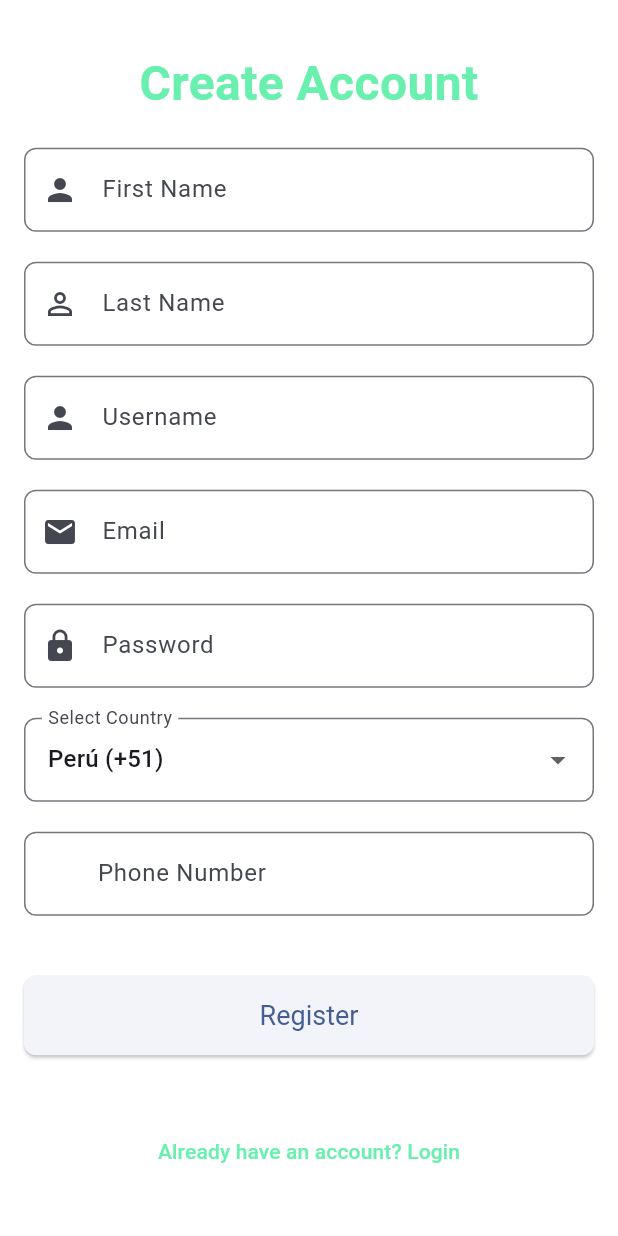
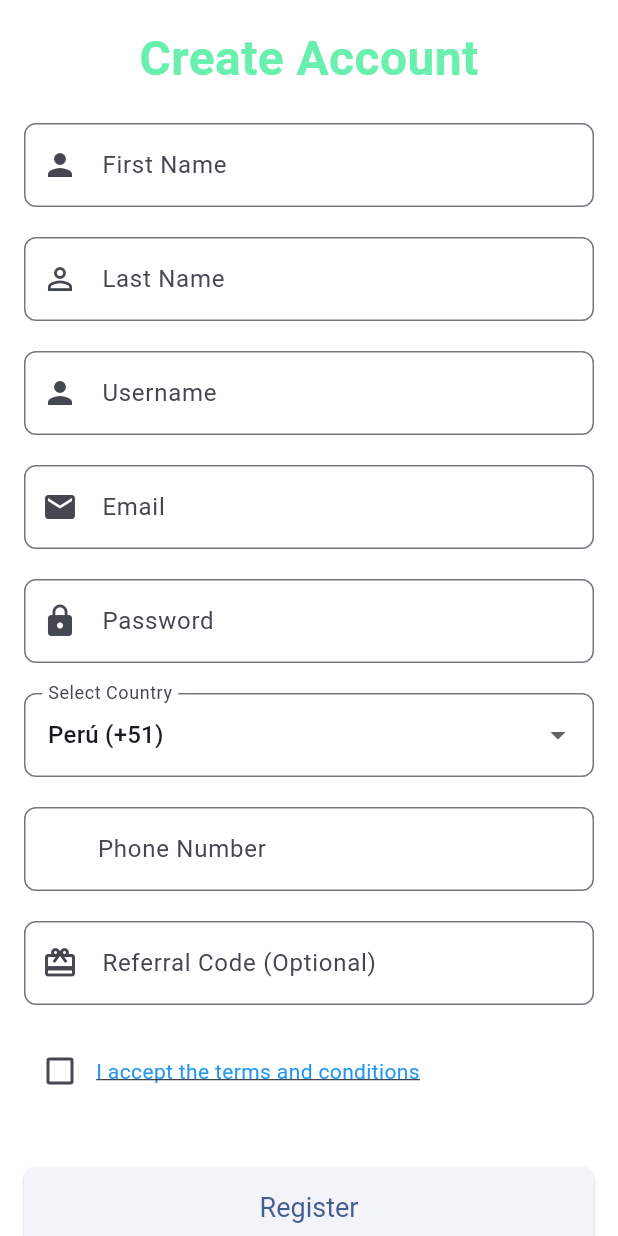
Before and after one commit to IOTA-QUIPS/QuipsMobileApp, a Flutter app: the RegisterPage screen opened by its route, on a phone screen of 412 x 824 dp. Run offline on Flutter 3.47's test engine with Material 3 defaults, Android fonts, the phone set to English and light mode, and no system bars; our stand-ins replace contacts_service, font_awesome_flutter, geocoding, geolocator, permission_handler, shared_preferences; accounts and stored records are empty.

```diff
--- a/lib/main.dart
+++ b/lib/main.dart
@@ -2,6 +2,7 @@ import 'package:flutter/material.dart';
 import 'package:quipsapp/screens/chat_history_page.dart';
 import 'package:quipsapp/screens/contact_list_page.dart';
 import 'package:quipsapp/screens/register_page.dart';
+import 'package:quipsapp/screens/terms_page.dart';
 import 'screens/login_page.dart';
 import 'screens/home_page.dart';
 import 'screens/transaction_page.dart';
@@ -44,6 +45,7 @@ class MyApp extends StatelessWidget {
         '/support': (context) => SupportPage(),
         '/contacts': (context) => ContactListPage(),
         '/chatHistory': (context) => ChatHistoryPage(),
+        '/terms': (context) => TermsPage(),
         '/admin': (context) => AdminHome('admin-token'),  // Admin Home
         '/manage-news': (context) => ManageNews('admin-token'),  // Gestión de noticias
         '/add-news': (context) => AddEditNews(token: 'admin-token', isEditing: false, onSave: () {}), // Agregar noticia
--- a/lib/screens/register_page.dart
+++ b/lib/screens/register_page.dart
@@ -13,9 +13,12 @@ class _RegisterPageState extends State<RegisterPage> {
   final TextEditingController _lastNameController = TextEditingController();
   final TextEditingController _emailController = TextEditingController();
   final TextEditingController _phoneNumberController = TextEditingController();
+  final TextEditingController _referralCodeController = TextEditingController(); // Controlador para el código de referido
+
   final AuthService _authService = AuthService();
   bool _isLoading = false;
   String _errorMessage = '';
+  bool _acceptTerms = false; // Variable para gestionar si aceptó los términos y condiciones
 
   String _selectedCountryCode = '+51'; // Código por defecto (Perú)
 
@@ -134,17 +137,62 @@ class _RegisterPageState extends State<RegisterPage> {
                 keyboardType: TextInputType.phone,
                 decoration: InputDecoration(
                   hintText: 'Phone Number',
-                  prefixText: _selectedCountryCode + " ", // Mostrar el código del país seleccionado
+                  prefixText: _selectedCountryCode + " ",
                   border: OutlineInputBorder(
                     borderRadius: BorderRadius.circular(8.0),
                   ),
                 ),
+              ),
+              SizedBox(height: 20),
+              // Campo para el código de referido
+              TextFormField(
+                controller: _referralCodeController,
+                decoration: InputDecoration(
+                  hintText: 'Referral Code (Optional)',
+                  prefixIcon: Icon(Icons.card_giftcard),
+                  border: OutlineInputBorder(
+                    borderRadius: BorderRadius.circular(8.0),
+                  ),
+                ),
+              ),
+              SizedBox(height: 20),
+              // Checkbox para aceptar los términos y condiciones
+              Row(
+                children: [
+                  Checkbox(
+                    value: _acceptTerms,
+                    onChanged: (value) {
+                      setState(() {
+                        _acceptTerms = value!;
+                      });
+                    },
+                  ),
+                  GestureDetector(
+                    onTap: () {
+                      Navigator.pushNamed(context, '/terms');
+                    },
+                    child: Text(
+                      "I accept the terms and conditions",
+                      style: TextStyle(
+                        color: Colors.blue,
+                        decoration: TextDecoration.underline,
+                      ),
+                    ),
+                  ),
+                ],
               ),
               SizedBox(height: 40),
               _isLoading
                   ? Center(child: CircularProgressIndicator())
                   : ElevatedButton(
                 onPressed: () async {
+                  if (!_acceptTerms) {
+                    setState(() {
+                      _errorMessage = "You must accept the terms and conditions";
+                    });
+                    return;
+                  }
+
                   setState(() {
                     _isLoading = true;
                     _errorMessage = '';
@@ -160,7 +208,7 @@ class _RegisterPageState extends State<RegisterPage> {
                     _lastNameController.text,
                     _emailController.text,
                     phoneNumber,
-                    // Agrega aquí cualquier parámetro adicional que requiera tu método register
+                    _referralCodeController.text, // Pasar el código de referido
                   );
 
                   setState(() {
--- a/lib/services/auth_service.dart
+++ b/lib/services/auth_service.dart
@@ -34,7 +34,7 @@ class AuthService {
   }
 
   // Método para hacer registro
-  Future<String?> register(String username, String password, String firstName, String lastName, String email, String phoneNumber) async {
+  Future<String?> register(String username, String password, String firstName, String lastName, String email, String phoneNumber, String referralCode) async {
     try {
       final response = await http.post(
         Uri.parse(registerApiUrl),
@@ -47,7 +47,8 @@ class AuthService {
           'firstName': firstName,
           'lastName': lastName,
           'email': email,                // Agregar email
-          'phoneNumber': phoneNumber,    // Agregar número de teléfono
+          'phoneNumber': phoneNumber,
+          'referralCode': referralCode, // Agregar número de teléfono
         }),
       );
 
```
Also changed, not shown: lib/screens/terms_page.dart (added, +25 -0 lines).
